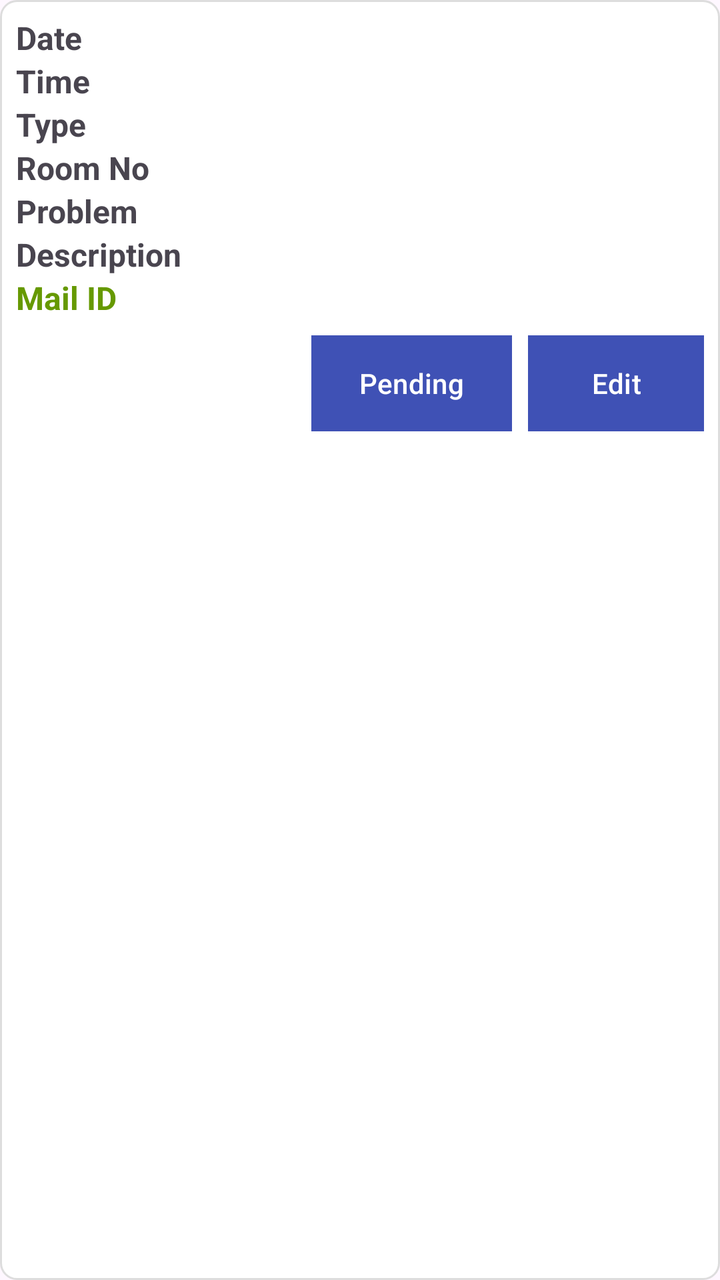
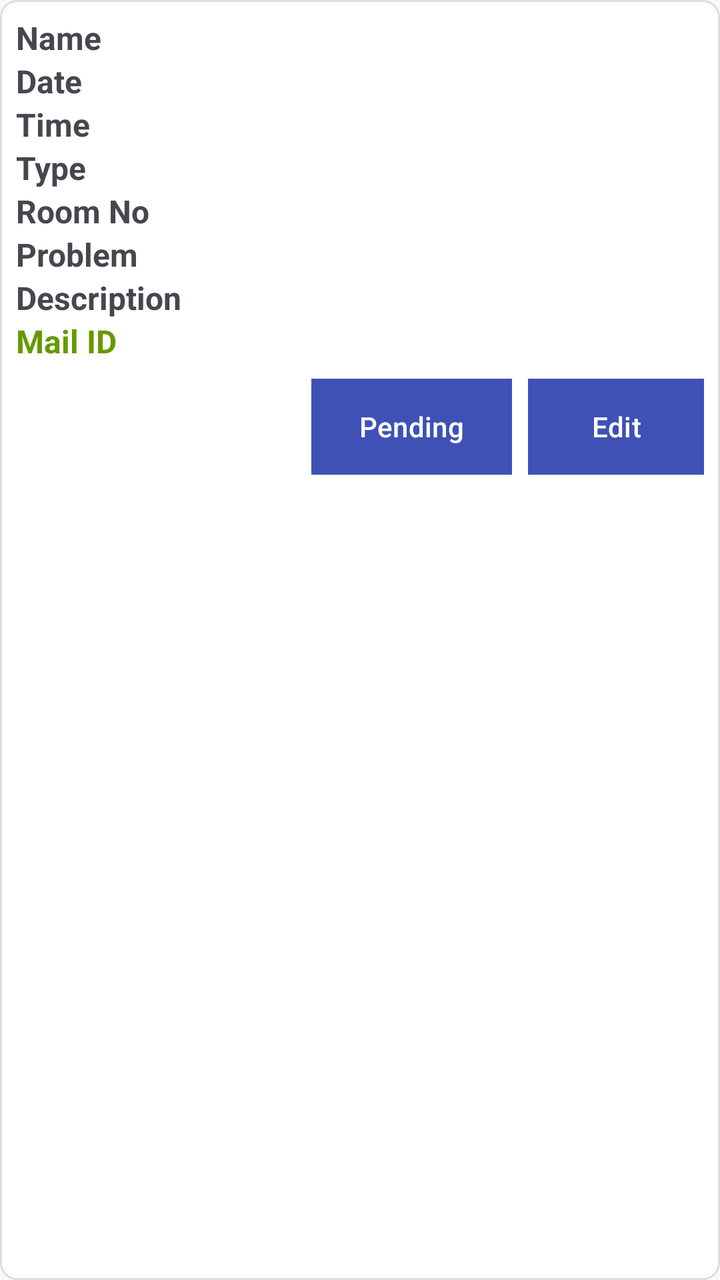

An Android layout rendered at two revisions. The XML below is the earlier revision; the diff shows what the commit changed to produce the second picture.
<!-- AndroidManifest.xml: application theme Theme.Hostel1 -->
<!-- res/layout/item_complaint.xml -->
<?xml version="1.0" encoding="utf-8"?>
<LinearLayout xmlns:android="http://schemas.android.com/apk/res/android"
    android:layout_width="match_parent"
    android:layout_height="wrap_content"
    android:orientation="vertical"
    android:padding="8dp"
    android:background="@drawable/card_background"
    android:layout_margin="8dp">

    <TextView
        android:id="@+id/textViewDate"
        android:layout_width="wrap_content"
        android:layout_height="wrap_content"
        android:text="Date"
        android:textSize="16sp"
        android:textStyle="bold" />

    <TextView
        android:id="@+id/textViewTime"
        android:layout_width="wrap_content"
        android:layout_height="wrap_content"
        android:text="Time"
        android:textSize="16sp"
        android:textStyle="bold" />

    <TextView
        android:id="@+id/textViewType"
        android:layout_width="wrap_content"
        android:layout_height="wrap_content"
        android:text="Type"
        android:textSize="16sp"
        android:textStyle="bold" />

    <TextView
        android:id="@+id/textViewRoomNo"
        android:layout_width="wrap_content"
        android:layout_height="wrap_content"
        android:text="Room No"
        android:textSize="16sp"
        android:textStyle="bold" />

    <TextView
        android:id="@+id/textViewProblem"
        android:layout_width="wrap_content"
        android:layout_height="wrap_content"
        android:text="Problem"
        android:textSize="16sp"
        android:textStyle="bold" />

    <TextView
        android:id="@+id/textViewDescription"
        android:layout_width="wrap_content"
        android:layout_height="wrap_content"
        android:text="Description"
        android:textSize="16sp"
        android:textStyle="bold" />

    <TextView
        android:id="@+id/textViewMailId"
        android:layout_width="wrap_content"
        android:layout_height="wrap_content"
        android:text="Mail ID"
        android:textSize="16sp"
        android:textStyle="bold"
        android:textColor="@android:color/holo_green_dark" />

    <LinearLayout
        android:layout_width="wrap_content"
        android:layout_height="wrap_content"
        android:orientation="horizontal"
        android:layout_gravity="end"
        android:layout_marginTop="8dp">

        <Button
            android:id="@+id/buttonPending"
            android:layout_width="wrap_content"
            android:layout_height="wrap_content"
            android:text="Pending"
            android:background="@color/red"
            android:textColor="@android:color/white" />

        <Button
            android:id="@+id/buttonEdit"
            android:layout_width="wrap_content"
            android:layout_height="wrap_content"
            android:text="Edit"
            android:background="@color/blue"
            android:textColor="@android:color/white"
            android:layout_marginStart="8dp" />
    </LinearLayout>
</LinearLayout>
<!-- resources referenced by this layout -->
<resources>
  <color name="blue">#35d9f2</color>
  <color name="red">#ec2e2e</color>
  <!-- drawable card_background (drawable) -->
  <?xml version="1.0" encoding="utf-8"?>
  <shape xmlns:android="http://schemas.android.com/apk/res/android">
      <solid android:color="@android:color/white" />
      <corners android:radius="8dp" />
      <padding android:left="4dp" android:top="4dp" android:right="4dp" android:bottom="4dp" />
      <stroke android:width="1dp" android:color="#DDDDDD" />
  </shape>
  <style name="Theme.Hostel1" parent="Base.Theme.Hostel1" />
  <style name="Base.Theme.Hostel1" parent="Theme.Material3.DayNight.NoActionBar">
          
          
          <item name="colorPrimary">@color/colorPrimary</item>
          <item name="colorPrimaryDark">@color/title_green</item>
          <item name="colorAccent">@color/colorAccent</item>
          <item name="actionBarTheme">@color/colorAccent</item>
          <item name="android:textColorHint">@color/white</item>
          <item name="android:actionBarTabTextStyle">@color/white</item>
      </style>
  <color name="colorPrimary">#3F51B5</color>
  <color name="title_green">#23864e</color>
  <color name="colorAccent">#FF4081</color>
  <color name="white">#fff</color>
</resources>

<!-- the commit's change to res/layout/item_complaint.xml (unified diff, before → after) -->
@@ -6,6 +6,14 @@
     android:padding="8dp"
     android:background="@drawable/card_background"
     android:layout_margin="8dp">
+
+    <TextView
+        android:id="@+id/textViewName"
+        android:layout_width="wrap_content"
+        android:layout_height="wrap_content"
+        android:text="Name"
+        android:textSize="16sp"
+        android:textStyle="bold" />
 
     <TextView
         android:id="@+id/textViewDate"
